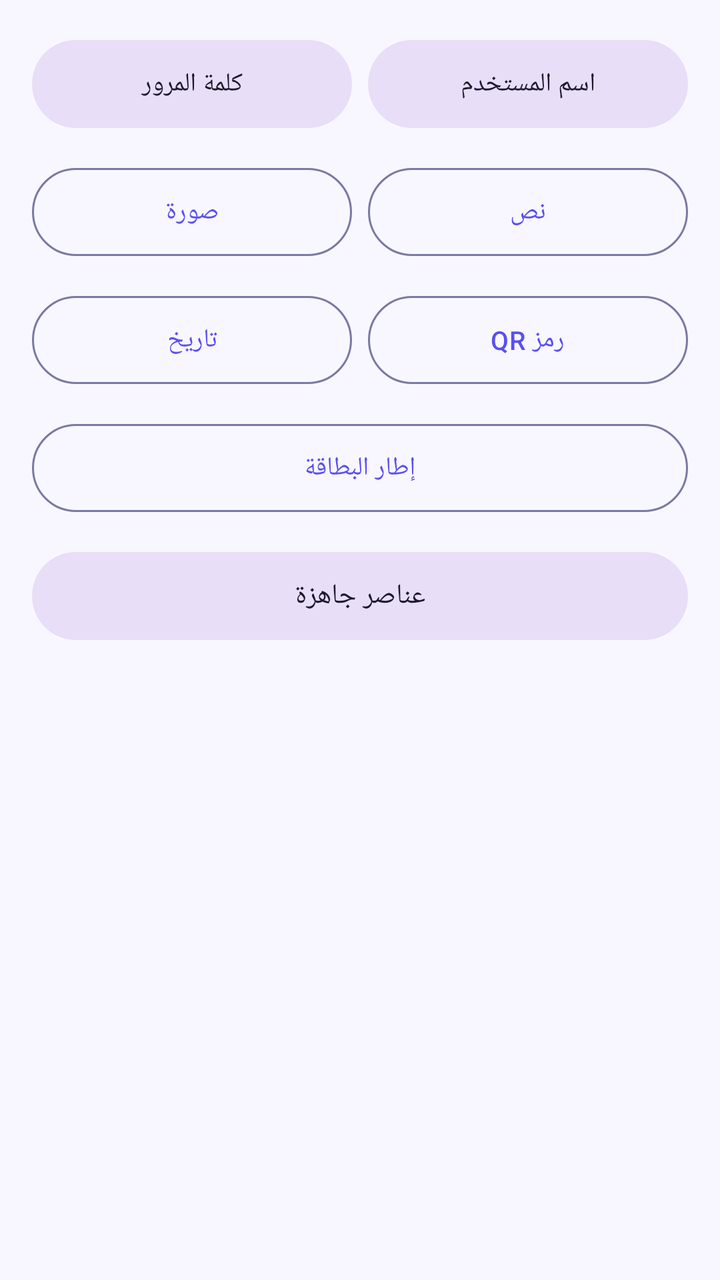
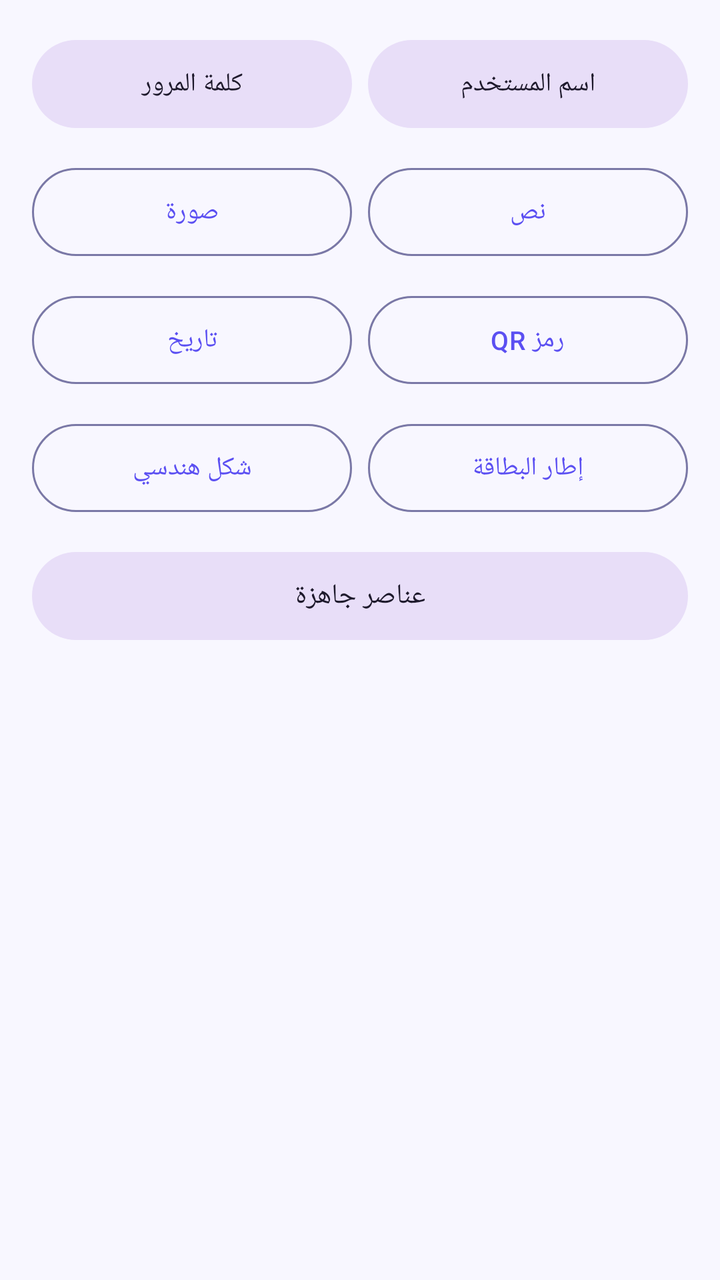

Screens rendered from an Android XML layout before and after an edit, with the pre-edit source and the edit as a unified diff.
<!-- AndroidManifest.xml: application theme Theme.CardsDesignerPro -->
<!-- res/layout/fragment_add_element.xml -->
<?xml version="1.0" encoding="utf-8"?>
<ScrollView
    xmlns:android="http://schemas.android.com/apk/res/android"
    android:layout_width="match_parent"
    android:layout_height="match_parent"
    android:fillViewport="true"
    android:layoutDirection="rtl">

    <LinearLayout
        android:layout_width="match_parent"
        android:layout_height="wrap_content"
        android:orientation="vertical"
        android:padding="16dp">

        
        <LinearLayout
            android:id="@+id/layout_short_credentials"
            android:layout_width="match_parent"
            android:layout_height="wrap_content"
            android:orientation="horizontal"
            android:layout_marginBottom="12dp"
            android:visibility="gone">

            <com.google.android.material.button.MaterialButton
                android:id="@+id/btn_add_short_username"
                style="@style/Widget.Material3.Button.TonalButton"
                android:layout_width="0dp"
                android:layout_height="52dp"
                android:layout_weight="1"
                android:layout_marginEnd="8dp"
                android:text="@string/btn_add_short_username"
                android:textSize="13sp" />

            <com.google.android.material.button.MaterialButton
                android:id="@+id/btn_add_short_password"
                style="@style/Widget.Material3.Button.TonalButton"
                android:layout_width="0dp"
                android:layout_height="52dp"
                android:layout_weight="1"
                android:text="@string/btn_add_short_password"
                android:textSize="13sp" />
        </LinearLayout>

        
        <LinearLayout
            android:layout_width="match_parent"
            android:layout_height="wrap_content"
            android:orientation="horizontal"
            android:layout_marginBottom="12dp">

            <com.google.android.material.button.MaterialButton
                android:id="@+id/btn_add_username"
                style="@style/Widget.Material3.Button.TonalButton"
                android:layout_width="0dp"
                android:layout_height="52dp"
                android:layout_weight="1"
                android:layout_marginEnd="8dp"
                android:text="@string/btn_add_username"
                android:textSize="13sp" />

            <com.google.android.material.button.MaterialButton
                android:id="@+id/btn_add_password"
                style="@style/Widget.Material3.Button.TonalButton"
                android:layout_width="0dp"
                android:layout_height="52dp"
                android:layout_weight="1"
                android:text="@string/btn_add_password"
                android:textSize="13sp" />
        </LinearLayout>

        
        <LinearLayout
            android:layout_width="match_parent"
            android:layout_height="wrap_content"
            android:orientation="horizontal"
            android:layout_marginBottom="12dp">

            <com.google.android.material.button.MaterialButton
                android:id="@+id/btn_add_text"
                style="@style/Widget.Material3.Button.OutlinedButton"
                android:layout_width="0dp"
                android:layout_height="52dp"
                android:layout_weight="1"
                android:layout_marginEnd="8dp"
                android:text="@string/btn_add_text"
                android:textSize="13sp" />

            <com.google.android.material.button.MaterialButton
                android:id="@+id/btn_add_image"
                style="@style/Widget.Material3.Button.OutlinedButton"
                android:layout_width="0dp"
                android:layout_height="52dp"
                android:layout_weight="1"
                android:text="@string/btn_add_image"
                android:textSize="13sp" />
        </LinearLayout>

        
        <LinearLayout
            android:layout_width="match_parent"
            android:layout_height="wrap_content"
            android:orientation="horizontal"
            android:layout_marginBottom="12dp">

            <com.google.android.material.button.MaterialButton
                android:id="@+id/btn_add_qr"
                style="@style/Widget.Material3.Button.OutlinedButton"
                android:layout_width="0dp"
                android:layout_height="52dp"
                android:layout_weight="1"
                android:layout_marginEnd="8dp"
                android:text="@string/btn_add_qr"
                android:textSize="13sp" />

            <com.google.android.material.button.MaterialButton
                android:id="@+id/btn_add_date"
                style="@style/Widget.Material3.Button.OutlinedButton"
                android:layout_width="0dp"
                android:layout_height="52dp"
                android:layout_weight="1"
                android:text="@string/btn_add_date"
                android:textSize="13sp" />
        </LinearLayout>

        
        <com.google.android.material.button.MaterialButton
            android:id="@+id/btn_add_frame"
            style="@style/Widget.Material3.Button.OutlinedButton"
            android:layout_width="match_parent"
            android:layout_height="52dp"
            android:layout_marginBottom="12dp"
            android:text="@string/btn_add_frame"
            android:textSize="13sp" />

        
        <com.google.android.material.button.MaterialButton
            android:id="@+id/btn_add_pack"
            style="@style/Widget.Material3.Button.TonalButton"
            android:layout_width="match_parent"
            android:layout_height="52dp"
            android:text="@string/btn_add_pack"
            android:textSize="14sp" />

    </LinearLayout>
</ScrollView>
<!-- resources referenced by this layout -->
<resources>
  <string name="btn_add_date">تاريخ</string>
  <string name="btn_add_frame">إطار البطاقة</string>
  <string name="btn_add_image">صورة</string>
  <string name="btn_add_pack">عناصر جاهزة</string>
  <string name="btn_add_password">كلمة المرور</string>
  <string name="btn_add_qr">رمز QR</string>
  <string name="btn_add_short_password">كلمة المرور - المختصرة</string>
  <string name="btn_add_short_username">اسم المستخدم - المختصر</string>
  <string name="btn_add_text">نص</string>
  <string name="btn_add_username">اسم المستخدم</string>
  <style name="Theme.CardsDesignerPro" parent="Base.Theme.CardsDesignerPro" />
  <style name="Base.Theme.CardsDesignerPro" parent="Theme.Material3.DayNight.NoActionBar">
          <item name="colorPrimary">@color/md_theme_light_primary</item>
          <item name="colorOnPrimary">@color/md_theme_light_onPrimary</item>
          <item name="colorPrimaryContainer">@color/md_theme_light_primaryContainer</item>
          <item name="colorOnPrimaryContainer">@color/md_theme_light_onPrimaryContainer</item>
          <item name="colorSecondary">@color/md_theme_light_secondary</item>
          <item name="colorOnSecondary">@color/md_theme_light_onSecondary</item>
          <item name="android:colorBackground">@color/md_theme_light_background</item>
          <item name="colorSurface">@color/md_theme_light_surface</item>
          <item name="colorOnSurface">@color/md_theme_light_onSurface</item>
          <item name="colorSurfaceVariant">@color/md_theme_light_surfaceVariant</item>
          <item name="colorOnSurfaceVariant">@color/md_theme_light_onSurfaceVariant</item>
          <item name="colorOutline">@color/md_theme_light_outline</item>
          <item name="colorError">@color/md_theme_light_error</item>
          <item name="colorOnError">@color/md_theme_light_onError</item>
          <item name="android:statusBarColor">?attr/colorSurface</item>
          <item name="android:windowLightStatusBar">true</item>
          <item name="android:layoutDirection">rtl</item>
          <item name="android:supportsRtl">true</item>
      </style>
  <color name="md_theme_light_primary">#FF5B4FF2</color>
  <color name="md_theme_light_onPrimary">#FFFFFFFF</color>
  <color name="md_theme_light_primaryContainer">#FFE8E5FF</color>
  <color name="md_theme_light_onPrimaryContainer">#FF1A006E</color>
  <color name="md_theme_light_secondary">#FF00BFA5</color>
  <color name="md_theme_light_onSecondary">#FFFFFFFF</color>
  <color name="md_theme_light_background">#FFF8F7FF</color>
  <color name="md_theme_light_surface">#FFFFFFFF</color>
  <color name="md_theme_light_onSurface">#FF1A1A2E</color>
  <color name="md_theme_light_surfaceVariant">#FFE8E5FF</color>
  <color name="md_theme_light_onSurfaceVariant">#FF444370</color>
  <color name="md_theme_light_outline">#FF7A78A6</color>
  <color name="md_theme_light_error">#FFB3261E</color>
  <color name="md_theme_light_onError">#FFFFFFFF</color>
</resources>

<!-- the commit's change to res/layout/fragment_add_element.xml (unified diff, before → after) -->
@@ -123,14 +123,31 @@
         </LinearLayout>
 
         
-        <com.google.android.material.button.MaterialButton
-            android:id="@+id/btn_add_frame"
-            style="@style/Widget.Material3.Button.OutlinedButton"
+        <LinearLayout
             android:layout_width="match_parent"
-            android:layout_height="52dp"
-            android:layout_marginBottom="12dp"
-            android:text="@string/btn_add_frame"
-            android:textSize="13sp" />
+            android:layout_height="wrap_content"
+            android:orientation="horizontal"
+            android:layout_marginBottom="12dp">
+
+            <com.google.android.material.button.MaterialButton
+                android:id="@+id/btn_add_frame"
+                style="@style/Widget.Material3.Button.OutlinedButton"
+                android:layout_width="0dp"
+                android:layout_height="52dp"
+                android:layout_weight="1"
+                android:layout_marginEnd="8dp"
+                android:text="@string/btn_add_frame"
+                android:textSize="13sp" />
+
+            <com.google.android.material.button.MaterialButton
+                android:id="@+id/btn_add_shape"
+                style="@style/Widget.Material3.Button.OutlinedButton"
+                android:layout_width="0dp"
+                android:layout_height="52dp"
+                android:layout_weight="1"
+                android:text="@string/btn_add_shape"
+                android:textSize="13sp" />
+        </LinearLayout>
 
         
         <com.google.android.material.button.MaterialButton
<!-- resource entries referenced after the edit -->
@@ -6,6 +6,7 @@
   <string name="btn_add_pack">عناصر جاهزة</string>
   <string name="btn_add_password">كلمة المرور</string>
   <string name="btn_add_qr">رمز QR</string>
+  <string name="btn_add_shape">شكل هندسي</string>
   <string name="btn_add_short_password">كلمة المرور - المختصرة</string>
   <string name="btn_add_short_username">اسم المستخدم - المختصر</string>
   <string name="btn_add_text">نص</string>
